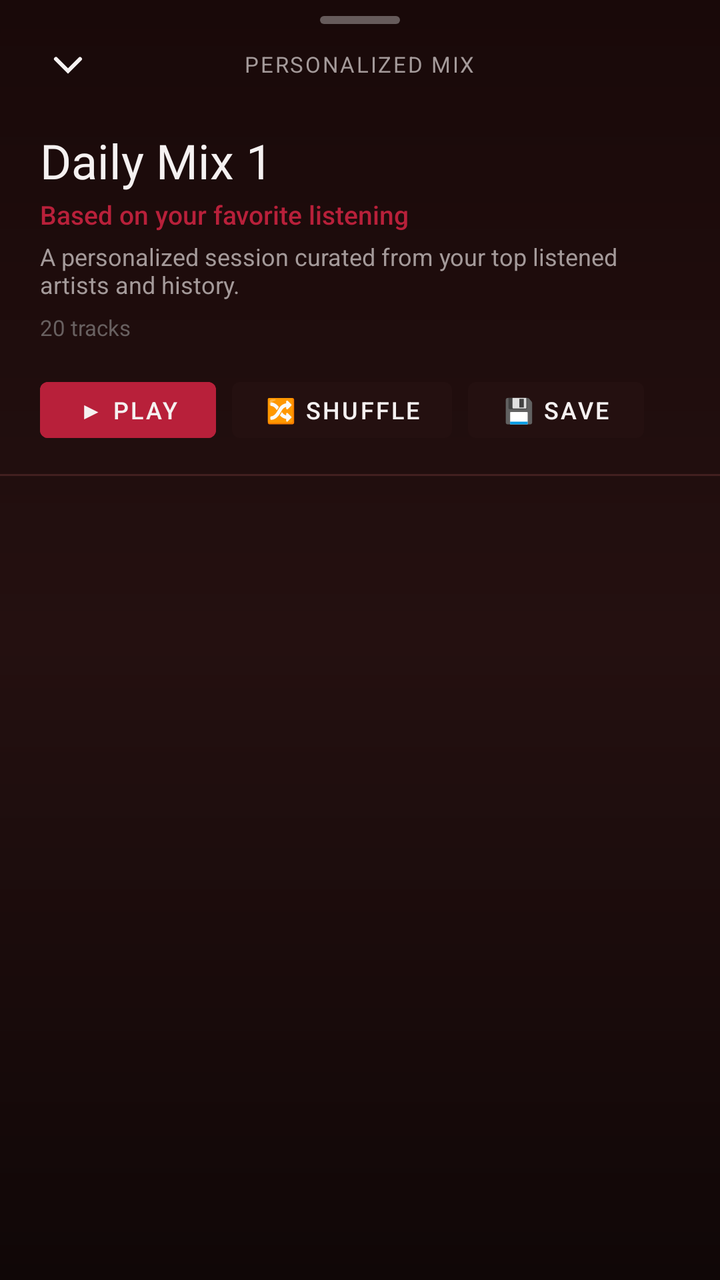
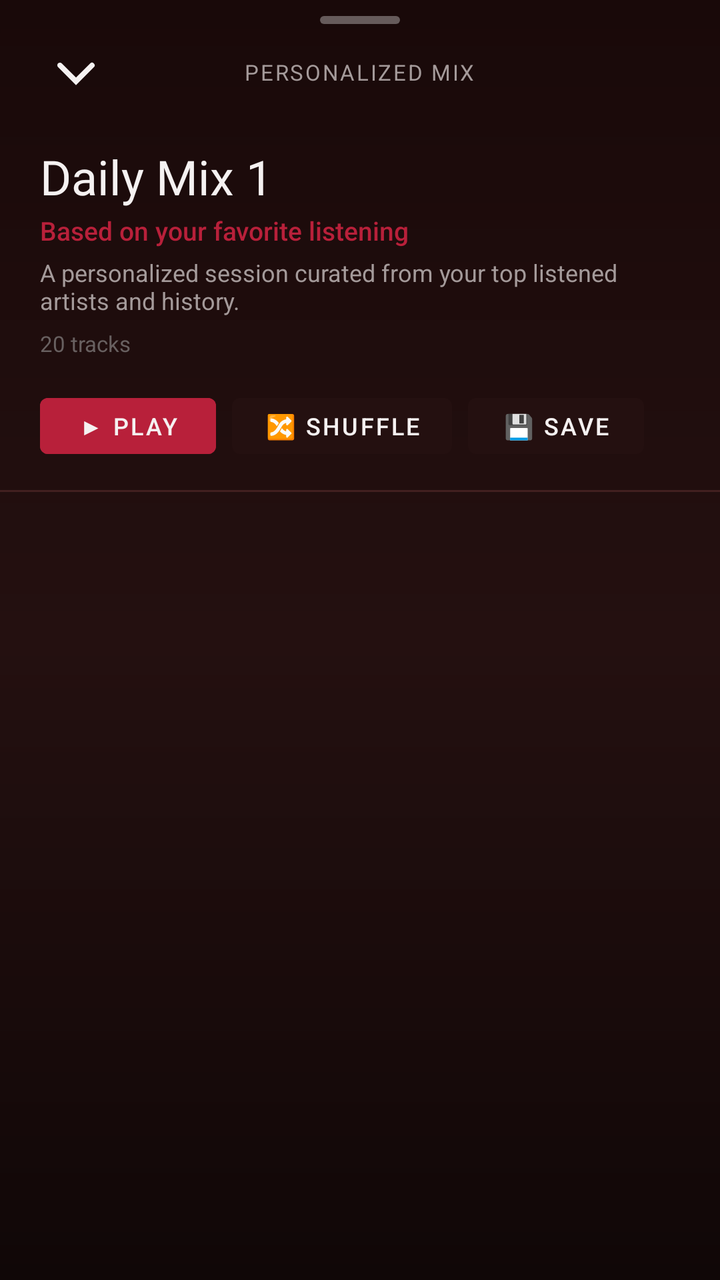

Compare the two renders of this Android layout. The source of the first and the diff that turns it into the second are given below.
<!-- AndroidManifest.xml: application theme Theme.BraveMusicPlayer -->
<!-- res/layout/dialog_mix_details.xml -->
<?xml version="1.0" encoding="utf-8"?>
<LinearLayout xmlns:android="http://schemas.android.com/apk/res/android"
    xmlns:app="http://schemas.android.com/apk/res-auto"
    android:id="@+id/layoutMixDetailsSheet"
    android:layout_width="match_parent"
    android:layout_height="match_parent"
    android:background="@drawable/bg_now_playing_sheet"
    android:orientation="vertical"
    android:paddingTop="8dp">

    
    <ImageView
        android:layout_width="wrap_content"
        android:layout_height="wrap_content"
        android:layout_gravity="center_horizontal"
        android:contentDescription="Drag Handle"
        android:src="@drawable/single_bar_drag_handle" />

    
    <RelativeLayout
        android:layout_width="match_parent"
        android:layout_height="wrap_content"
        android:paddingStart="16dp"
        android:paddingEnd="16dp"
        android:paddingTop="4dp">

        <ImageView
            android:id="@+id/ivCloseMixDetails"
            android:layout_width="36dp"
            android:layout_height="36dp"
            android:layout_alignParentStart="true"
            android:layout_centerVertical="true"
            android:background="?android:attr/selectableItemBackgroundBorderless"
            android:contentDescription="Close"
            android:padding="6dp"
            android:src="@drawable/ic_ytm_chevron_down"
            app:tint="@color/textPrimary" />

        <TextView
            android:id="@+id/tvMixBadgeHeader"
            android:layout_width="wrap_content"
            android:layout_height="wrap_content"
            android:layout_centerInParent="true"
            android:fontFamily="sans-serif-bold"
            android:letterSpacing="0.08"
            android:text="PERSONALIZED MIX"
            android:textColor="@color/textSecondary"
            android:textSize="11sp" />
    </RelativeLayout>

    
    <LinearLayout
        android:layout_width="match_parent"
        android:layout_height="wrap_content"
        android:orientation="vertical"
        android:paddingStart="20dp"
        android:paddingEnd="20dp"
        android:paddingTop="12dp"
        android:paddingBottom="12dp">

        <TextView
            android:id="@+id/tvMixDetailTitle"
            android:layout_width="wrap_content"
            android:layout_height="wrap_content"
            android:fontFamily="@font/youtube_sans_bold_font"
            android:text="Daily Mix 1"
            android:textColor="@color/textPrimary"
            android:textSize="24sp" />

        <TextView
            android:id="@+id/tvMixDetailSubtitle"
            android:layout_width="wrap_content"
            android:layout_height="wrap_content"
            android:layout_marginTop="2dp"
            android:fontFamily="sans-serif-medium"
            android:text="Based on your favorite listening"
            android:textColor="@color/accentPrimary"
            android:textSize="13sp" />

        <TextView
            android:id="@+id/tvMixDetailDescription"
            android:layout_width="wrap_content"
            android:layout_height="wrap_content"
            android:layout_marginTop="4dp"
            android:fontFamily="sans-serif"
            android:text="A personalized session curated from your top listened artists and history."
            android:textColor="@color/textSecondary"
            android:textSize="12sp" />

        <TextView
            android:id="@+id/tvMixDetailTrackCount"
            android:layout_width="wrap_content"
            android:layout_height="wrap_content"
            android:layout_marginTop="6dp"
            android:fontFamily="sans-serif"
            android:text="20 tracks"
            android:textColor="@color/textDisabled"
            android:textSize="11sp" />

        
        <LinearLayout
            android:layout_width="match_parent"
            android:layout_height="wrap_content"
            android:layout_marginTop="14dp"
            android:gravity="center_vertical"
            android:orientation="horizontal">

            <Button
                android:id="@+id/btnPlayMixAction"
                style="@style/Widget.MaterialComponents.Button"
                android:layout_width="wrap_content"
                android:layout_height="40dp"
                android:backgroundTint="@color/accentPrimary"
                android:fontFamily="sans-serif-medium"
                android:text="▶ Play"
                android:textColor="@color/textPrimary"
                android:textSize="12sp" />

            <Button
                android:id="@+id/btnShuffleMixAction"
                style="@style/Widget.MaterialComponents.Button"
                android:layout_width="wrap_content"
                android:layout_height="40dp"
                android:layout_marginStart="8dp"
                android:backgroundTint="@color/surfaceElevated"
                android:fontFamily="sans-serif-medium"
                android:text="🔀 Shuffle"
                android:textColor="@color/textPrimary"
                android:textSize="12sp" />

            <Button
                android:id="@+id/btnSaveMixAction"
                style="@style/Widget.MaterialComponents.Button"
                android:layout_width="wrap_content"
                android:layout_height="40dp"
                android:layout_marginStart="8dp"
                android:backgroundTint="@color/surfaceElevated"
                android:fontFamily="sans-serif-medium"
                android:text="💾 Save"
                android:textColor="@color/textPrimary"
                android:textSize="12sp" />
        </LinearLayout>
    </LinearLayout>

    <View
        android:layout_width="match_parent"
        android:layout_height="1dp"
        android:background="@color/borderSubtle" />

    
    <androidx.recyclerview.widget.RecyclerView
        android:id="@+id/rvMixTracksList"
        android:layout_width="match_parent"
        android:layout_height="0dp"
        android:layout_weight="1"
        android:clipToPadding="false"
        android:paddingBottom="24dp" />

</LinearLayout>
<!-- resources referenced by this layout -->
<resources>
  <color name="accentPrimary">#B8203A</color>
  <color name="borderSubtle">#422020</color>
  <color name="surfaceElevated">#241010</color>
  <color name="textDisabled">#686060</color>
  <color name="textPrimary">#F5F1F1</color>
  <color name="textSecondary">#A49A9A</color>
  <!-- drawable bg_now_playing_sheet (drawable) -->
  <?xml version="1.0" encoding="utf-8"?>
  <shape xmlns:android="http://schemas.android.com/apk/res/android"
      android:shape="rectangle">
      <gradient
          android:angle="270"
          android:startColor="@color/backgroundSecondary"
          android:centerColor="@color/surfaceElevated"
          android:endColor="@color/background"
          android:type="linear" />
      <corners
          android:topLeftRadius="20dp"
          android:topRightRadius="20dp" />
  </shape>
  <!-- drawable ic_ytm_chevron_down (drawable) -->
  <?xml version="1.0" encoding="utf-8"?>
  <vector  android:height="24.0dp" android:width="24.0dp" android:viewportWidth="24.0" android:viewportHeight="24.0"
    xmlns:android="http://schemas.android.com/apk/res/android">
      <path android:fillColor="@android:color/white" android:pathData="M18.707,8.793a1,1 0,0 0,-1.414 0L12,14.086 6.707,8.793a1,1 0,1 0,-1.414 1.414L12,16.914l6.707,-6.707a1,1 0,0 0,0 -1.414Z" />
  </vector>
  <!-- drawable single_bar_drag_handle (drawable) -->
  <?xml version="1.0" encoding="utf-8"?>
  <shape android:shape="rectangle"
    xmlns:android="http://schemas.android.com/apk/res/android">
      <corners android:radius="3.0dp" />
      <solid android:color="#55FFFFFF" />
      <size android:height="@dimen/yt_sys_measurement_size_min" android:width="@dimen/yt_sys_measurement_size_hero" />
  </shape>
  <style name="Theme.BraveMusicPlayer" parent="Theme.MaterialComponents.DayNight.NoActionBar">
          <item name="colorPrimary">@color/accentPrimary</item>
          <item name="colorPrimaryVariant">@color/surfaceCard</item>
          <item name="colorOnPrimary">@color/textPrimary</item>
          <item name="colorSecondary">@color/accentPrimary</item>
          <item name="colorSecondaryVariant">@color/accentPressed</item>
          <item name="colorOnSecondary">@color/textPrimary</item>
          <item name="android:colorBackground">@color/background</item>
          <item name="android:statusBarColor">@color/background</item>
          <item name="android:navigationBarColor">@color/background</item>
          <item name="android:windowBackground">@drawable/bg_ytm_gradient</item>
          <item name="bottomSheetDialogTheme">@style/MelodyBottomSheetDialogTheme</item>
      </style>
  <color name="backgroundSecondary">#190909</color>
  <color name="background">#100707</color>
  <dimen name="yt_sys_measurement_size_min">4dp</dimen>
  <dimen name="yt_sys_measurement_size_hero">40dp</dimen>
  <color name="surfaceCard">#1B1919</color>
  <color name="accentPressed">#8F1830</color>
  <!-- drawable bg_ytm_gradient (drawable) -->
  <?xml version="1.0" encoding="utf-8"?>
  <shape xmlns:android="http://schemas.android.com/apk/res/android"
      android:shape="rectangle">
      <gradient
          android:angle="270"
          android:startColor="@color/backgroundSecondary"
          android:endColor="@color/background"
          android:type="linear" />
  </shape>
  <style name="MelodyBottomSheetDialogTheme" parent="Theme.Design.Light.BottomSheetDialog">
          <item name="bottomSheetStyle">@style/MelodyBottomSheetStyle</item>
          <item name="android:windowIsFloating">false</item>
          <item name="android:navigationBarColor">@color/background</item>
      </style>
  <style name="MelodyBottomSheetStyle" parent="Widget.Design.BottomSheet.Modal">
          <item name="android:background">@android:color/transparent</item>
      </style>
</resources>

<!-- the commit's change to res/layout/dialog_mix_details.xml (unified diff, before → after) -->
@@ -26,8 +26,8 @@
 
         <ImageView
             android:id="@+id/ivCloseMixDetails"
-            android:layout_width="36dp"
-            android:layout_height="36dp"
+            android:layout_width="44dp"
+            android:layout_height="44dp"
             android:layout_alignParentStart="true"
             android:layout_centerVertical="true"
             android:background="?android:attr/selectableItemBackgroundBorderless"
@@ -154,6 +154,6 @@
         android:layout_height="0dp"
         android:layout_weight="1"
         android:clipToPadding="false"
-        android:paddingBottom="24dp" />
+        android:paddingBottom="140dp" />
 
 </LinearLayout>
<!-- resource entries referenced after the edit -->
@@ -43,7 +43,9 @@
           <item name="colorOnSecondary">@color/textPrimary</item>
           <item name="android:colorBackground">@color/background</item>
           <item name="android:statusBarColor">@color/background</item>
-          <item name="android:navigationBarColor">@color/background</item>
+          <item name="android:navigationBarColor">@color/backgroundSecondary</item>
+          <item name="android:windowLightStatusBar">false</item>
+          <item name="android:windowLightNavigationBar" tools:targetApi="27">false</item>
           <item name="android:windowBackground">@drawable/bg_ytm_gradient</item>
           <item name="bottomSheetDialogTheme">@style/MelodyBottomSheetDialogTheme</item>
       </style>
@@ -66,7 +68,8 @@
   <style name="MelodyBottomSheetDialogTheme" parent="Theme.Design.Light.BottomSheetDialog">
           <item name="bottomSheetStyle">@style/MelodyBottomSheetStyle</item>
           <item name="android:windowIsFloating">false</item>
-          <item name="android:navigationBarColor">@color/background</item>
+          <item name="android:navigationBarColor">@color/backgroundSecondary</item>
+          <item name="android:windowLightNavigationBar" tools:targetApi="27">false</item>
       </style>
   <style name="MelodyBottomSheetStyle" parent="Widget.Design.BottomSheet.Modal">
           <item name="android:background">@android:color/transparent</item>
